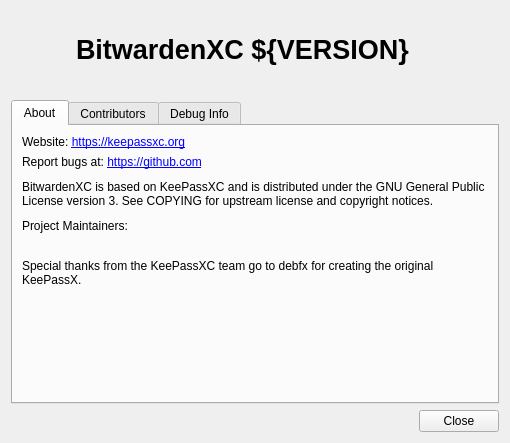
Above: src/gui/AboutDialog.ui from TerhorstIO/BitwardenXC before the change. Below: the same form after it.
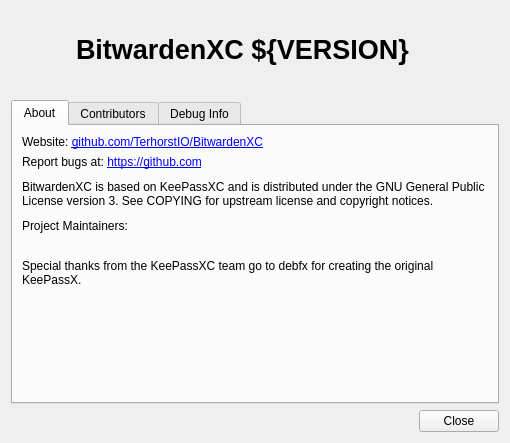
That is the form after the change.

The edit to the form file:
```diff
--- a/src/gui/AboutDialog.ui
+++ b/src/gui/AboutDialog.ui
@@ -90,7 +90,7 @@
           </sizepolicy>
          </property>
          <property name="text">
-          <string notr="true">Website: &lt;a href=&quot;https://keepassxc.org/&quot; style=&quot;text-decoration: underline&quot;&gt;https://keepassxc.org&lt;/a&gt;</string>
+          <string notr="true">Website: &lt;a href=&quot;https://github.com/TerhorstIO/BitwardenXC&quot; style=&quot;text-decoration: underline&quot;&gt;github.com/TerhorstIO/BitwardenXC&lt;/a&gt;</string>
          </property>
          <property name="openExternalLinks">
           <bool>true</bool>
```
Left out of the diff: 2 changed lines with no effect on the pictures.
